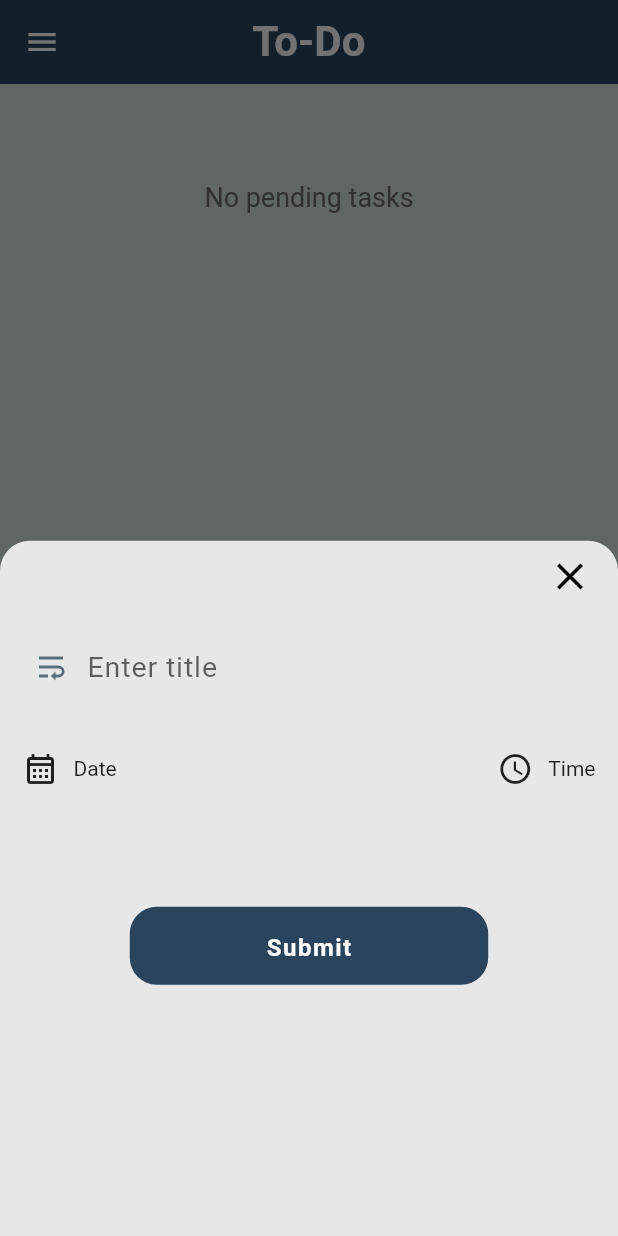
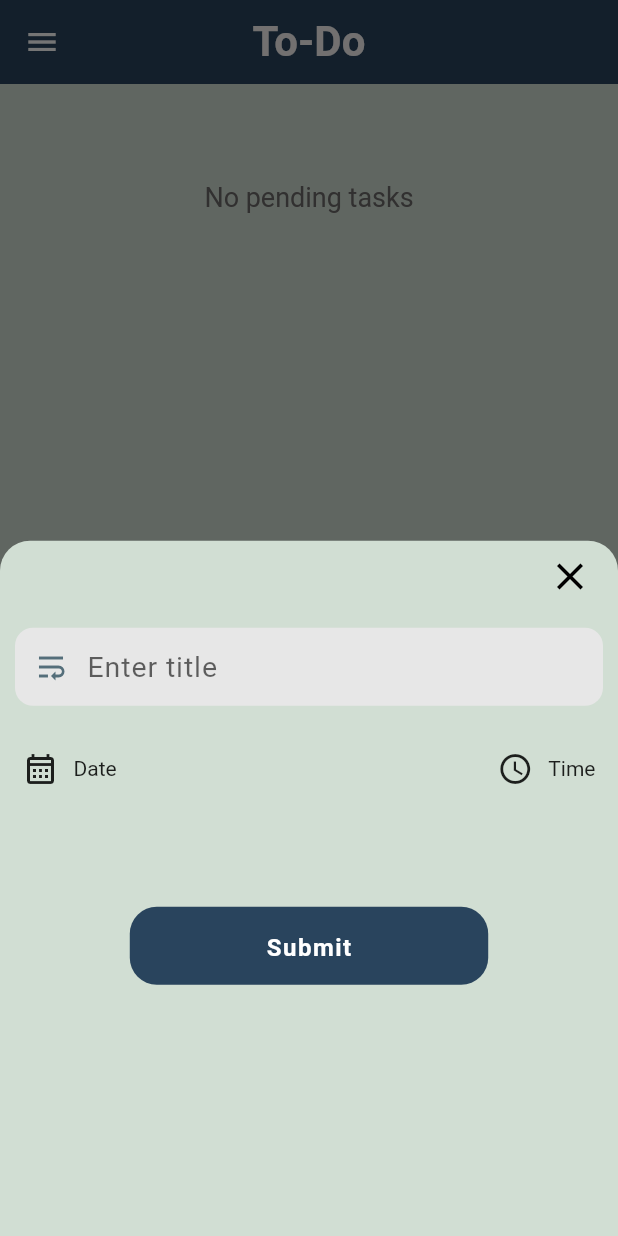
Before and after one commit to sudheep-ap/Story_Tech_Task, a Flutter app: the ToDoHome screen opened directly, after a tap on the "add circle outline" icon, on a phone screen of 412 x 824 dp. Run offline on Flutter 3.47's test engine with Material 2 defaults, Android fonts, the phone set to English and light mode, and no system bars; our stand-ins replace flutter_bloc, hive_flutter; accounts and stored records are empty.

Commit message:
Updated architecture

```diff
--- a/todo_app/lib/data/db/functions/db_functions.dart
+++ b/todo_app/lib/data/db/functions/db_functions.dart
@@ -78,7 +78,6 @@ Future<void> getTodoList() async {
   final todoDb = Hive.box('todoDb');
 
   final userTodoList = todoDb.get('userTodoListKey') ?? [];
-  print(userTodoList);
   custTodoList = userTodoList;
   print('custTodoList : $custTodoList');
 }
--- a/todo_app/lib/domian/models/todo_model.dart
+++ b/todo_app/lib/domian/todo.dart
@@ -1,7 +1,7 @@
 import 'package:flutter/material.dart';
-import '../../data/core/constants.dart';
-import '../../data/db/functions/db_functions.dart';
-import '../../presentation/widgets/add_or_edit_todo.dart';
+import '../data/core/constants.dart';
+import '../data/db/functions/db_functions.dart';
+import '../presentation/widgets/add_or_edit_todo.dart';
 
 abstract class ToDo {
   showAddTodoSheet(context) {}
@@ -19,8 +19,7 @@ class ToDoMethods implements ToDo {
         context: context,
         builder: (ctx) => Container(
               decoration: BoxDecoration(
-                  color: AppColors()
-                      .klightGreyColor, //AppColors().kButtonYellowColor,
+                  color: AppColors().kBgTealColor,
                   borderRadius: const BorderRadius.only(
                     topLeft: Radius.circular(20),
                     topRight: Radius.circular(20),
--- a/todo_app/lib/presentation/screens/registration/bloc/registration_bloc.dart
+++ b/todo_app/lib/presentation/screens/registration/bloc/registration_bloc.dart
@@ -1,7 +1,7 @@
 import 'package:flutter/material.dart';
 import 'package:flutter_bloc/flutter_bloc.dart';
 import '../../../../data/core/app_status.dart';
-import '../../../../domian/models/authentication_model.dart';
+import '../../../../domian/user.dart';
 part 'registration_event.dart';
 part 'registration_state.dart';
 
--- a/todo_app/lib/presentation/screens/todo/bloc/todo_bloc.dart
+++ b/todo_app/lib/presentation/screens/todo/bloc/todo_bloc.dart
@@ -1,5 +1,5 @@
 import 'package:flutter_bloc/flutter_bloc.dart';
-import 'package:todo_app/domian/models/todo_model.dart';
+import 'package:todo_app/domian/todo.dart';
 import '../../../../main.dart';
 part 'todo_event.dart';
 part 'todo_state.dart';
@@ -8,7 +8,6 @@ class ToDoBloc extends Bloc<ToDoEvent, ToDoState> {
   ToDoBloc() : super(ToDoInitial()) {
     on<AddListEvent>((event, emit) {
       final todoItem = event.toDoItem;
-
       custTodoList.add(todoItem);
       ToDoMethods().addOrEditDoOperation(custTodoList);
       emit(ToDoState(toDoList: custTodoList));
--- a/todo_app/lib/presentation/screens/todo/todo_home.dart
+++ b/todo_app/lib/presentation/screens/todo/todo_home.dart
@@ -4,7 +4,7 @@ import 'package:todo_app/data/core/common_widgets.dart';
 import 'package:todo_app/data/core/constants.dart';
 import 'package:todo_app/presentation/screens/todo/bloc/todo_bloc.dart';
 import 'package:todo_app/presentation/widgets/todo_tile.dart';
-import '../../../domian/models/todo_model.dart';
+import '../../../domian/todo.dart';
 import '../../widgets/home_drawer.dart';
 
 class ToDoHome extends StatefulWidget {
--- a/todo_app/lib/presentation/widgets/add_or_edit_todo.dart
+++ b/todo_app/lib/presentation/widgets/add_or_edit_todo.dart
@@ -10,7 +10,7 @@ import 'package:todo_app/presentation/widgets/textFiled_widget.dart';
 
 class AddOrEditTaskWidget extends StatefulWidget {
   final isEdit;
-  final toDodata; //map
+  final toDodata;
   final itemIndex;
   const AddOrEditTaskWidget(
       {super.key, required this.isEdit, this.toDodata, this.itemIndex});
--- a/todo_app/lib/presentation/widgets/home_drawer.dart
+++ b/todo_app/lib/presentation/widgets/home_drawer.dart
@@ -1,9 +1,7 @@
 import 'package:flutter/material.dart';
-import 'package:todo_app/data/db/functions/db_functions.dart';
-import 'package:todo_app/domian/models/todo_model.dart';
 import 'package:todo_app/presentation/screens/registration/sign_up_page.dart';
-
 import '../../data/core/constants.dart';
+import '../../domian/user.dart';
 import '../../main.dart';
 
 class HomePageDrawer extends StatelessWidget {
@@ -62,7 +60,7 @@ class HomePageDrawer extends StatelessWidget {
                     fontWeight: FontWeight.bold),
               ),
               onTap: () {
-                clearUserDetails();
+                User().logOutUser();
                 Navigator.pushAndRemoveUntil(
                     context,
                     MaterialPageRoute(builder: (context) => const SignUpPage()),
--- a/todo_app/lib/presentation/widgets/todo_tile.dart
+++ b/todo_app/lib/presentation/widgets/todo_tile.dart
@@ -2,7 +2,7 @@
 
 import 'package:flutter/material.dart';
 import 'package:todo_app/data/core/constants.dart';
-import 'package:todo_app/domian/models/todo_model.dart';
+import 'package:todo_app/domian/todo.dart';
 
 class ToDoTile extends StatelessWidget {
   final toDoItemIndex;
```
Also changed, not shown: todo_app/lib/domian/models/authentication_model.dart (+0 -18 lines), todo_app/lib/domian/user.dart (added, +15 -0 lines), todo_app/lib/infrastructure/todo_api.dart (added).
